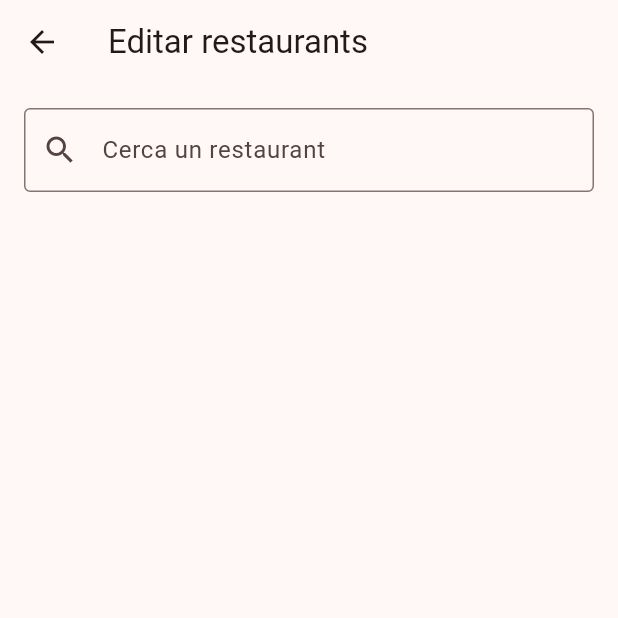
After one commit to miquelmasso/mywhv, a Flutter app: the screen it shows after launch, item 5 of the bottom bar chosen, after a tap on "Editar restaurants", on a phone screen of 412 x 824 dp, the top half of it. The commit adds this screen. Run offline on Flutter 3.47's test engine with Material 3 defaults, Android fonts, the phone set to English and light mode, and no system bars; our stand-ins replace cloud_firestore, file_picker, firebase_core, google_maps_flutter, permission_handler, shared_preferences; missing offline and left inert: flutter_email_sender, google_maps_cluster_manager; accounts and stored records are empty; network calls fail.

Commit message:
editor i bloquejador de restaurants

```diff
--- a/lib/screens/map_417_page.dart
+++ b/lib/screens/map_417_page.dart
@@ -8,8 +8,7 @@ import '../services/overlay_helper.dart';
 import 'package:url_launcher/url_launcher.dart';
 import 'package:cloud_firestore/cloud_firestore.dart';
 import 'package:shared_preferences/shared_preferences.dart';
-import '../widgets/filter_button.dart';
-
+//import '../widgets/filter_button.dart';
 
 class Map417Page extends StatefulWidget {
   const Map417Page({super.key});
@@ -25,8 +24,16 @@ class _Map417PageState extends State<Map417Page> with TickerProviderStateMixin {
   List<Map<String, Object?>> _locations = [];
   Map<String, dynamic>? _selectedRestaurant;
   double _currentZoom = 4.5;
-  bool _showAllRestaurants = true;
+  final bool _showAllRestaurants = false; // posar true per mostrar tots
 
+  final Map<int, BitmapDescriptor> _iconCache = {};
+
+  Future<BitmapDescriptor> _getCachedIcon(int count) async {
+    if (_iconCache.containsKey(count)) return _iconCache[count]!;
+    final icon = await OverlayHelper.createWorkCountMarker(count);
+    _iconCache[count] = icon;
+    return icon;
+  }
 
   static final LatLngBounds _australiaBounds = LatLngBounds(
     southwest: const LatLng(-44.0, 111.0),
@@ -48,91 +55,59 @@ class _Map417PageState extends State<Map417Page> with TickerProviderStateMixin {
   }
 
  void _listenMarkers() {
-    MapMarkersService.getMarkers(_showRestaurantDetails).listen((
-      newMarkers,
-    ) async {
-      // 1️⃣ Primer, transforma els markers en la teva llista de localitzacions
-      _locations = newMarkers.map((m) {
-        return {
+  MapMarkersService.getMarkers(_showRestaurantDetails).listen((newMarkers) async {
+    final firestore = FirebaseFirestore.instance;
+    final snapshot = await firestore.collection('restaurants').get();
+
+    // 🔹 Prepara un map ràpid per evitar loops lents
+    final Map<String, Map<String, dynamic>> restaurantMap = {
+      for (var doc in snapshot.docs) doc.id: doc.data(),
+    };
+
+    // 🔹 Construeix la llista de localitzacions amb filtratge eficient
+    _locations = [];
+    for (final m in newMarkers) {
+      final data = restaurantMap[m.markerId.value];
+
+      if (data == null) continue; // si no hi ha doc, salta
+      if (data['blocked'] == true) continue;
+
+      final hasData = ((data['facebook_url'] ?? '').toString().isNotEmpty ||
+          (data['email'] ?? '').toString().isNotEmpty ||
+          (data['careers_page'] ?? '').toString().isNotEmpty);
+
+      // 🔹 Només afegeix si té dades o si showAll està actiu
+      if (!_showAllRestaurants && !hasData) continue;
+
+      _locations.add({
         'id': m.markerId.value,
         'lat': m.position.latitude,
         'lng': m.position.longitude,
         'data': m,
-          'worked_here_count': 0, // Inicialitzem temporalment
-        };
-      }).toList();
-
-      // 2️⃣ Després, agafa els valors reals de Firestore
-      final snapshot = await FirebaseFirestore.instance
-          .collection('restaurants')
-          .get();
-
-      for (final doc in snapshot.docs) {
-        final index = _locations.indexWhere((loc) => loc['id'] == doc.id);
-        if (index != -1) {
-          _locations[index]['worked_here_count'] =
-              doc.data()['worked_here_count'] ?? 0;
-        }
+        'worked_here_count': data['worked_here_count'] ?? 0,
+      });
     }
 
-      // 3️⃣ Actualitza els marcadors amb els nous valors
+    // 🔹 Crida optimitzada (ja amb filtratge aplicat)
     _updateMarkers(_currentZoom);
   });
 }
+Future<void> _updateMarkers(double zoom) async {
+  // 🔹 1. Si no hi ha localitzacions, sortim ràpid
+  if (_locations.isEmpty) return;
 
- Future<void> _updateMarkers(double zoom) async {
-  // 🔹 1. Filtra les localitzacions segons el valor del filtre
-  List<Map<String, Object?>> visibleLocations = [];
-
-  if (_showAllRestaurants) {
-    visibleLocations = _locations;
-  } else {
-    for (final loc in _locations) {
-      final id = loc['id']?.toString() ?? '';
-      if (id.isEmpty) continue;
-
-      try {
-        final doc = await FirebaseFirestore.instance
-            .collection('restaurants')
-            .doc(id)
-            .get();
-
-        final data = doc.data() ?? {};
-        final hasContact = (data['email'] ?? '').toString().isNotEmpty ||
-            (data['facebook_url'] ?? '').toString().isNotEmpty ||
-            (data['careers_page'] ?? '').toString().isNotEmpty;
-
-        if (hasContact) visibleLocations.add(loc);
-      } catch (_) {
-        // Si hi ha error, simplement ignorem aquest lloc
-      }
-    }
-  }
-
-  // 🔹 2. Genera els marcadors (i clústers) només amb les localitzacions filtrades
+  // 🔹 2. Genera els marcadors (i clústers) amb totes les localitzacions
   final newMarkers = await OverlayHelper.generateClusterMarkers(
-    locations: visibleLocations,
+    locations: _locations,
     zoom: zoom,
   );
 
-  // 🔹 3. Si no hi ha localitzacions, buida el mapa
-  if (visibleLocations.isEmpty) {
-    setState(() {
-      _markers
-        ..clear()
-        ..addAll(newMarkers);
-    });
-    return;
-  }
-
   final Set<Marker> updatedMarkers = {};
 
-  // 🔹 4. Actualitza els marcadors normals amb la icona de “worked_here_count”
+  // 🔹 3. Actualitza els marcadors normals amb la icona de “worked_here_count”
   for (final marker in newMarkers) {
     if (!marker.markerId.value.startsWith('cluster_')) {
-      final locationData = visibleLocations
-          .cast<Map<String, Object?>>()
-          .firstWhere(
+      final locationData = _locations.cast<Map<String, Object?>>().firstWhere(
         (loc) => loc['id'] == marker.markerId.value,
         orElse: () => <String, Object?>{},
       );
@@ -149,8 +124,7 @@ class _Map417PageState extends State<Map417Page> with TickerProviderStateMixin {
               ? rawCount.toInt()
               : int.tryParse(rawCount.toString()) ?? 0;
 
-      final customIcon =
-          await OverlayHelper.createWorkCountMarker(workedCount);
+      final customIcon = await _getCachedIcon(workedCount);
 
       updatedMarkers.add(marker.copyWith(iconParam: customIcon));
     } else {
@@ -158,13 +132,14 @@ class _Map417PageState extends State<Map417Page> with TickerProviderStateMixin {
     }
   }
 
-  // 🔹 5. Mostra els resultats
+  // 🔹 4. Mostra els resultats
   setState(() {
     _markers
       ..clear()
       ..addAll(updatedMarkers);
   });
 }
+
 
   void _showRestaurantDetails(Map<String, dynamic> data) {
     setState(() => _selectedRestaurant = data);
@@ -464,20 +439,20 @@ class _Map417PageState extends State<Map417Page> with TickerProviderStateMixin {
             myLocationButtonEnabled: false,
             zoomControlsEnabled: false,
           ),
-
+/*
           Positioned(
             top: 50,
-  right: 20,
+            right: 15,
             child: FilterButton(
-    showAll: _showAllRestaurants,
               onChanged: (value) {
                 setState(() => _showAllRestaurants = value);
-      _updateMarkers(_currentZoom);
+                _updateMarkers(
+                  _currentZoom,
+                ); // 🔄 aplica el filtre automàticament
               },
             ),
           ),
-
-
+*/
           // ---------- 🔹 POP up  amb mail tlf fb i worked here ----------
           if (_selectedRestaurant != null)
             Positioned(
--- a/lib/screens/profile_page.dart
+++ b/lib/screens/profile_page.dart
@@ -1,5 +1,6 @@
 import 'package:flutter/material.dart';
 import 'mail_setup_page.dart';
+import 'restaurant_edit_page.dart'; // 👈 nou import
 
 class ProfilePage extends StatelessWidget {
   const ProfilePage({super.key});
@@ -24,7 +25,9 @@ class ProfilePage extends StatelessWidget {
             ),
             const SizedBox(height: 24),
             Center(
-              child: ElevatedButton.icon(
+              child: Column(
+                children: [
+                  ElevatedButton.icon(
                     onPressed: () {
                       Navigator.push(
                         context,
@@ -39,6 +42,24 @@ class ProfilePage extends StatelessWidget {
                       padding: const EdgeInsets.symmetric(horizontal: 24, vertical: 12),
                     ),
                   ),
+                  const SizedBox(height: 16),
+                  ElevatedButton.icon(
+                    onPressed: () {
+                      Navigator.push(
+                        context,
+                        MaterialPageRoute(builder: (context) => const RestaurantEditPage()),
+                      );
+                    },
+                    icon: const Icon(Icons.edit_outlined),
+                    label: const Text('Editar restaurants'),
+                    style: ElevatedButton.styleFrom(
+                      backgroundColor: Colors.blueAccent,
+                      foregroundColor: Colors.white,
+                      padding: const EdgeInsets.symmetric(horizontal: 24, vertical: 12),
+                    ),
+                  ),
+                ],
+              ),
             ),
           ],
         ),
--- /dev/null
+++ b/lib/screens/restaurant_edit_page.dart
@@ -0,0 +1,254 @@
+import 'package:flutter/material.dart';
+import 'package:cloud_firestore/cloud_firestore.dart';
+
+class RestaurantEditPage extends StatefulWidget {
+  const RestaurantEditPage({super.key});
+
+  @override
+  State<RestaurantEditPage> createState() => _RestaurantEditPageState();
+}
+
+class _RestaurantEditPageState extends State<RestaurantEditPage> {
+  final TextEditingController _searchController = TextEditingController();
+  List<Map<String, dynamic>> _results = [];
+  Map<String, dynamic>? _selectedRestaurant;
+
+  final TextEditingController _emailController = TextEditingController();
+  final TextEditingController _facebookController = TextEditingController();
+  final TextEditingController _careersController = TextEditingController();
+
+  bool _loading = false;
+  bool _isBlocked = false;
+
+  Future<void> _searchRestaurants(String query) async {
+    if (query.isEmpty) {
+      setState(() => _results = []);
+      return;
+    }
+
+    final snapshot = await FirebaseFirestore.instance
+        .collection('restaurants')
+        .where('name', isGreaterThanOrEqualTo: query)
+        .where('name', isLessThanOrEqualTo: '$query\uf8ff')
+        .limit(10)
+        .get();
+
+    final results = snapshot.docs.map((doc) {
+      return {'id': doc.id, ...doc.data()};
+    }).toList();
+
+    if (results.isEmpty) {
+      final allDocs = await FirebaseFirestore.instance
+          .collection('restaurants')
+          .limit(100)
+          .get();
+      final filtered = allDocs.docs
+          .where((d) {
+            final name = (d['name'] ?? '').toString().toLowerCase();
+            return name.contains(query.toLowerCase());
+          })
+          .map((d) => {'id': d.id, ...d.data()})
+          .toList();
+      setState(() => _results = filtered);
+    } else {
+      setState(() => _results = results);
+    }
+  }
+
+  void _selectRestaurant(Map<String, dynamic> restaurant) {
+    setState(() {
+      _selectedRestaurant = restaurant;
+      _emailController.text = restaurant['email'] ?? '';
+      _facebookController.text = restaurant['facebook_url'] ?? '';
+      _careersController.text = restaurant['careers_page'] ?? '';
+      _isBlocked = restaurant['blocked'] ?? false;
+      _results = [];
+      _searchController.text = restaurant['name'] ?? '';
+    });
+  }
+
+  Future<void> _saveChanges() async {
+    if (_selectedRestaurant == null) return;
+    setState(() => _loading = true);
+
+    try {
+      await FirebaseFirestore.instance
+          .collection('restaurants')
+          .doc(_selectedRestaurant!['id'])
+          .update({
+            'email': _emailController.text.trim(),
+            'facebook_url': _facebookController.text.trim(),
+            'careers_page': _careersController.text.trim(),
+            'blocked': _isBlocked,
+          });
+
+      ScaffoldMessenger.of(context).showSnackBar(
+        const SnackBar(content: Text('✅ Canvis desats correctament!')),
+      );
+    } catch (e) {
+      ScaffoldMessenger.of(
+        context,
+      ).showSnackBar(SnackBar(content: Text('❌ Error al desar: $e')));
+    } finally {
+      setState(() => _loading = false);
+    }
+  }
+
+  Widget _buildClearableField({
+    required TextEditingController controller,
+    required String label,
+  }) {
+    return TextField(
+      controller: controller,
+      decoration: InputDecoration(
+        labelText: label,
+        border: const OutlineInputBorder(),
+        suffixIcon: controller.text.isNotEmpty
+            ? IconButton(
+                icon: const Icon(Icons.clear, color: Colors.grey),
+                onPressed: () {
+                  setState(() => controller.clear());
+                },
+              )
+            : null,
+      ),
+      onChanged: (_) => setState(() {}),
+    );
+  }
+
+  @override
+  Widget build(BuildContext context) {
+    return Scaffold(
+      appBar: AppBar(title: const Text('Editar restaurants')),
+      body: Padding(
+        padding: const EdgeInsets.all(16),
+        child: Column(
+          children: [
+            TextField(
+              controller: _searchController,
+              onChanged: _searchRestaurants,
+              decoration: InputDecoration(
+                labelText: 'Cerca un restaurant',
+                border: const OutlineInputBorder(),
+                prefixIcon: const Icon(Icons.search),
+                suffixIcon: _searchController.text.isNotEmpty
+                    ? IconButton(
+                        icon: const Icon(Icons.clear, color: Colors.grey),
+                        onPressed: () {
+                          setState(() {
+                            _searchController.clear();
+                            _results.clear();
+                            _selectedRestaurant = null;
+                          });
+                        },
+                      )
+                    : null,
+              ),
+            ),
+            if (_results.isNotEmpty)
+              Container(
+                margin: const EdgeInsets.only(top: 4),
+                padding: const EdgeInsets.symmetric(vertical: 4),
+                decoration: BoxDecoration(
+                  color: Colors.white,
+                  border: Border.all(color: Colors.grey.shade300),
+                  borderRadius: BorderRadius.circular(8),
+                  boxShadow: [
+                    BoxShadow(
+                      color: Colors.black12,
+                      blurRadius: 4,
+                      offset: const Offset(0, 2),
+                    ),
+                  ],
+                ),
+                constraints: const BoxConstraints(maxHeight: 200),
+                child: ListView.builder(
+                  itemCount: _results.length,
+                  itemBuilder: (context, index) {
+                    final r = _results[index];
+                    return ListTile(
+                      title: Text(r['name'] ?? 'Sense nom'),
+                      onTap: () => _selectRestaurant(r),
+                    );
+                  },
+                ),
+              ),
+            const SizedBox(height: 16),
+            if (_selectedRestaurant != null) ...[
+              _buildClearableField(
+                controller: _emailController,
+                label: 'Correu electrònic',
+              ),
+              const SizedBox(height: 12),
+              _buildClearableField(
+                controller: _facebookController,
+                label: 'Enllaç de Facebook',
+              ),
+              const SizedBox(height: 12),
+              _buildClearableField(
+                controller: _careersController,
+                label: 'Pàgina de feina (careers)',
+              ),
+              const SizedBox(height: 20),
+              SwitchListTile(
+                title: const Text(
+                  '🚫 Bloquejar restaurant',
+                  style: TextStyle(fontWeight: FontWeight.w600),
+                ),
+                value: _isBlocked,
+                onChanged: (value) async {
+                  setState(() => _isBlocked = value);
+
+                  if (value == true && _selectedRestaurant != null) {
+                    // 🔹 Buida els camps i marca com bloquejat
+                    _emailController.clear();
+                    _facebookController.clear();
+                    _careersController.clear();
+
+                    await FirebaseFirestore.instance
+                        .collection('restaurants')
+                        .doc(_selectedRestaurant!['id'])
+                        .update({
+                          'email': '',
+                          'facebook_url': '',
+                          'careers_page': '',
+                          'blocked': true,
+                        });
+
+                    ScaffoldMessenger.of(context).showSnackBar(
+                      const SnackBar(
+                        content: Text(
+                          '🚫 Restaurant bloquejat i dades esborrades.',
+                        ),
+                        backgroundColor: Colors.redAccent,
+                      ),
+                    );
+                  }
+                },
+                activeColor: Colors.redAccent,
+                subtitle: const Text(
+                  'S’esborraran les dades i no es tornarà a mostrar ni afegir.',
+                  style: TextStyle(fontSize: 13),
+                ),
+              ),
+
+              const SizedBox(height: 24),
+              ElevatedButton.icon(
+                onPressed: _loading ? null : _saveChanges,
+                icon: const Icon(Icons.save),
+                label: _loading
+                    ? const Text('Guardant...')
+                    : const Text('Guardar canvis'),
+                style: ElevatedButton.styleFrom(
+                  backgroundColor: Colors.green,
+                  foregroundColor: Colors.white,
+                  minimumSize: const Size(double.infinity, 48),
+                ),
+              ),
+            ],
+          ],
+        ),
+      ),
+    );
+  }
+}
```
Also changed, not shown: lib/screens/tips_page.dart (+66 -19 lines), lib/widgets/filter_button.dart (+7 -10 lines). Lines whose indentation alone changed are shown as unchanged.
